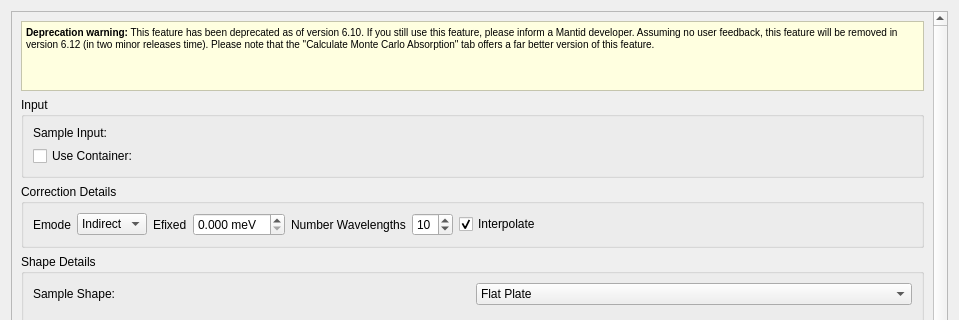
Before: the Qt Designer form qt/scientific_interfaces/Inelastic/Corrections/CalculatePaalmanPings.ui in mantidproject/mantid, drawn with Qt 5; both pictures show x 0 to 959 and y 0 to 320 of the 959 by 742 pixel window.
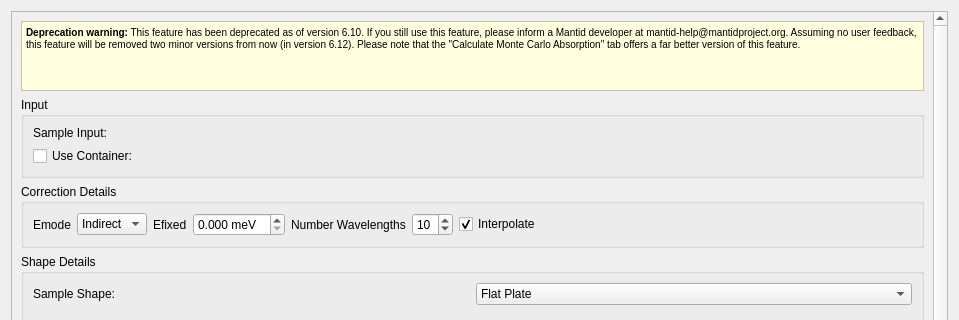
After: the same form once the commit is applied. Custom widgets are drawn as their Qt base class.

Commit message: Add Mantid support email to message

```diff
--- a/qt/scientific_interfaces/Inelastic/Corrections/CalculatePaalmanPings.ui
+++ b/qt/scientific_interfaces/Inelastic/Corrections/CalculatePaalmanPings.ui
@@ -44,7 +44,7 @@
 &lt;html&gt;&lt;head&gt;&lt;meta name=&quot;qrichtext&quot; content=&quot;1&quot; /&gt;&lt;style type=&quot;text/css&quot;&gt;
 p, li { white-space: pre-wrap; }
 &lt;/style&gt;&lt;/head&gt;&lt;body style=&quot; font-family:'MS Shell Dlg 2'; font-size:7.8pt; font-weight:400; font-style:normal;&quot;&gt;
-&lt;p style=&quot; margin-top:0px; margin-bottom:0px; margin-left:0px; margin-right:0px; -qt-block-indent:0; text-indent:0px;&quot;&gt;&lt;span style=&quot; font-weight:600;&quot;&gt;Deprecation warning:&lt;/span&gt; This feature has been deprecated as of version 6.10. If you still use this feature, please inform a Mantid developer. Assuming no user feedback, this feature will be removed in version 6.12 (in two minor releases time). Please note that the &amp;quot;Calculate Monte Carlo Absorption&amp;quot; tab offers a far better version of this feature.&lt;/p&gt;&lt;/body&gt;&lt;/html&gt;</string>
+&lt;p style=&quot; margin-top:0px; margin-bottom:0px; margin-left:0px; margin-right:0px; -qt-block-indent:0; text-indent:0px;&quot;&gt;&lt;span style=&quot; font-weight:600;&quot;&gt;Deprecation warning:&lt;/span&gt; This feature has been deprecated as of version 6.10. If you still use this feature, please inform a Mantid developer at mantid-help@mantidproject.org. Assuming no user feedback, this feature will be removed two minor versions from now (in version 6.12). Please note that the &amp;quot;Calculate Monte Carlo Absorption&amp;quot; tab offers a far better version of this feature.&lt;/p&gt;&lt;/body&gt;&lt;/html&gt;</string>
          </property>
         </widget>
        </item>
```
